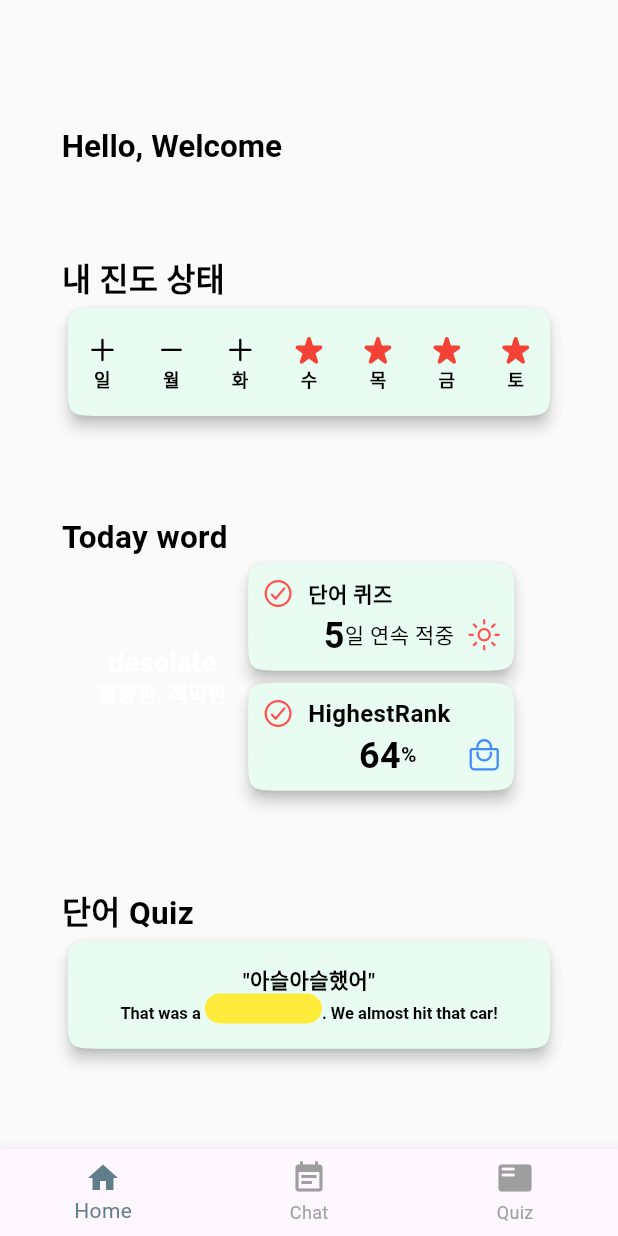
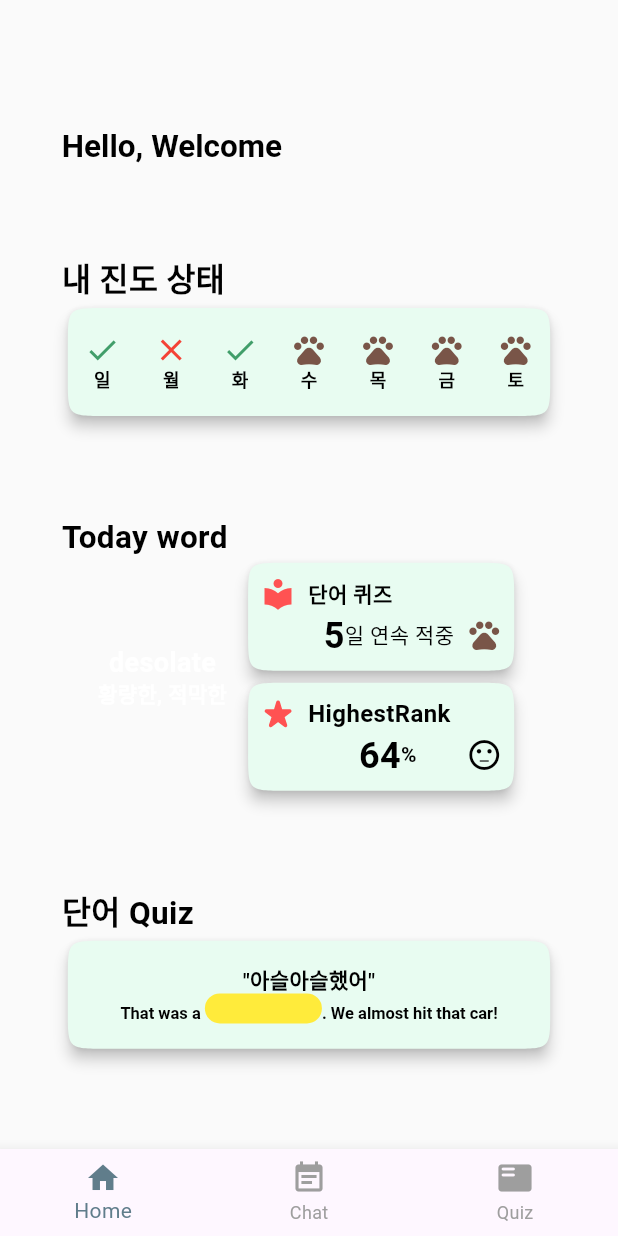
Before and after one commit to OpenBible3438/speaksafari, a Flutter app: the screen it shows after launch, on a phone screen of 412 x 824 dp. Run offline on Flutter 3.47's test engine with Material 3 defaults, Android fonts, the phone set to English and light mode, and no system bars; drawn by our look-alikes of animated_text_kit; our stand-ins replace firebase_core, flutter_riverpod, flutter_svg, google_sign_in; accounts and stored records are empty; Roboto replaces fonts that are missing (soyo_maple).

Commit message:
20240307 won :: feat - main/home_page 아이콘 변경

```diff
--- a/lib/src/view/main/home/home_page.dart
+++ b/lib/src/view/main/home/home_page.dart
@@ -1,5 +1,7 @@
 import 'package:animated_text_kit/animated_text_kit.dart';
+import 'package:flutter/cupertino.dart';
 import 'package:flutter/material.dart';
+import 'package:speak_safari/src/service/theme_service.dart';
 import 'package:speak_safari/theme/component/asset_icon.dart';
 import 'package:speak_safari/theme/component/card/card.dart';
 import 'package:speak_safari/theme/component/card/small_hor_card.dart';
@@ -33,11 +35,11 @@ class HomePage extends StatelessWidget {
                 child: AnimatedTextKit(
                   animatedTexts: [
                     WavyAnimatedText('Hello, Welcome'),
-                    WavyAnimatedText('00000'),
+                    WavyAnimatedText('Tom Hanks'),
                   ],
                   isRepeatingAnimation: false,
                   onTap: () {
-                    print("Tap Event");
+                    print("Go To MyPage");
                   },
                 ),
               ),
@@ -67,30 +69,39 @@ class HomePage extends StatelessWidget {
               children: [
                 Column(
                   children: [
-                    const AssetIcon("plus"),
+                     Icon(
+                      Icons.done,
+                      color: context.color.tertiary,
+                    ),
                     Text("일",
                         style: AppTypo(typo: const SoyoMaple(), fontColor: Colors.black, fontWeight: FontWeight.w600).body2),
                   ],
                 ),
                 Column(
                   children: [
-                    const AssetIcon("minus"),
+                    const Icon(
+                      Icons.close,
+                      color: Colors.red ,
+                    ),
                     Text("월",
                         style: AppTypo(typo: const SoyoMaple(), fontColor: Colors.black, fontWeight: FontWeight.w600).body2),
                   ],
                 ),
                 Column(
                   children: [
-                    const AssetIcon("plus"),
+                     Icon(
+                      Icons.done,
+                      color: context.color.tertiary,
+                    ),
                     Text("화",
                         style: AppTypo(typo: const SoyoMaple(), fontColor: Colors.black, fontWeight: FontWeight.w600).body2),
                   ],
                 ),
                 Column(
                   children: [
-                    const AssetIcon(
-                      "star",
-                      color: Colors.red,
+                    const Icon(
+                      Icons.pets,
+                      color: Colors.brown,
                     ),
                     Text("수",
                         style: AppTypo(typo: const SoyoMaple(), fontColor: Colors.black, fontWeight: FontWeight.w600).body2),
@@ -98,9 +109,9 @@ class HomePage extends StatelessWidget {
                 ),
                 Column(
                   children: [
-                    const AssetIcon(
-                      "star",
-                      color: Colors.red,
+                    const Icon(
+                      Icons.pets,
+                      color: Colors.brown,
                     ),
                     Text("목",
                         style: AppTypo(typo: const SoyoMaple(), fontColor: Colors.black, fontWeight: FontWeight.w600).body2),
@@ -108,9 +119,9 @@ class HomePage extends StatelessWidget {
                 ),
                 Column(
                   children: [
-                    const AssetIcon(
-                      "star",
-                      color: Colors.red,
+                    const Icon(
+                      Icons.pets,
+                      color: Colors.brown,
                     ),
                     Text("금",
                         style: AppTypo(typo: const SoyoMaple(), fontColor: Colors.black, fontWeight: FontWeight.w600).body2),
@@ -118,9 +129,9 @@ class HomePage extends StatelessWidget {
                 ),
                 Column(
                   children: [
-                    const AssetIcon(
-                      "star",
-                      color: Colors.red,
+                    const Icon(
+                      Icons.pets,
+                      color: Colors.brown,
                     ),
                     Text("토",
                         style: AppTypo(typo: const SoyoMaple(), fontColor: Colors.black, fontWeight: FontWeight.w600).body2),
@@ -133,17 +144,24 @@ class HomePage extends StatelessWidget {
         const Spacer(flex: 1
           ,)
         ,
+        Stack(
+          children: [
+
+
+            Row(
+              mainAxisAlignment: MainAxisAlignment.start,
+              children: [
                 Padding(
                   padding: EdgeInsets.only( left: width * 0.1),
-          child:  Row(
-            mainAxisAlignment: MainAxisAlignment.start,
-            children: [
-               Text("Today word ",
+                  child:Text("Today word ",
                       style: AppTypo(typo: const SoyoMaple(), fontColor: Colors.black, fontWeight: FontWeight.w600).headline3
+                  ),
                 ),
               ],
             ),
+          ],
         ),
+
         Row(
           mainAxisAlignment: MainAxisAlignment.center,
           children: [
@@ -177,8 +195,8 @@ class HomePage extends StatelessWidget {
                         children: [
                           Row(
                             children: [
-                              const AssetIcon(
-                                "check",
+                              const Icon(
+                                Icons.local_library,
                                 color: Colors.redAccent,
                               ),
                               Padding(
@@ -207,7 +225,10 @@ class HomePage extends StatelessWidget {
                                         fontColor: Colors.black, fontWeight: FontWeight.w400).body1
                                 ),
                               ),
-                             const  AssetIcon("sunny", color : Colors.redAccent),
+                              const Icon(
+                                Icons.pets,
+                                color: Colors.brown,
+                              ),
                             ],
                           ),
                         ],
@@ -226,7 +247,7 @@ class HomePage extends StatelessWidget {
                           Row(
                             children: [
                               const AssetIcon(
-                                "check",
+                                "star",
                                 color: Colors.redAccent,
                               ),
                               Padding(
@@ -258,7 +279,10 @@ class HomePage extends StatelessWidget {
                               const Spacer(
                                 flex: 1,
                               ),
-                              const AssetIcon("basket", color: Colors.blueAccent,),
+                              const Icon(
+                                Icons.sentiment_neutral,
+                                color: Colors.black,
+                              ),
                             ],
                           ),
                         ],
```
Lines whose indentation alone changed are shown as unchanged.
